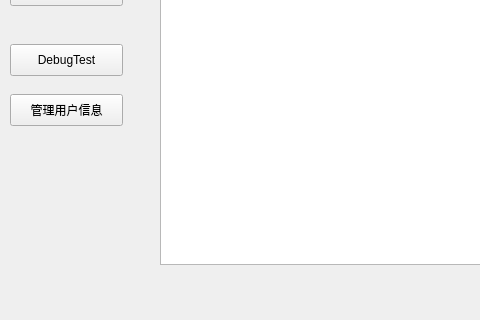
Above: mainwindow.ui from fl2011sx/app_data_analyzation_db_manage_section before the change; both pictures show x 0 to 480 and y 173 to 493 of the 756 by 493 pixel window. Below: the same form after it.
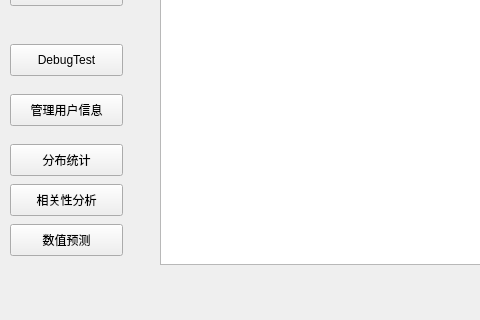
That is the form after the change.

The edit to the form file:
```diff
--- a/mainwindow.ui
+++ b/mainwindow.ui
@@ -72,6 +72,45 @@
      <string>管理用户信息</string>
     </property>
    </widget>
+   <widget class="QPushButton" name="statisticsBtn">
+    <property name="geometry">
+     <rect>
+      <x>10</x>
+      <y>300</y>
+      <width>113</width>
+      <height>32</height>
+     </rect>
+    </property>
+    <property name="text">
+     <string>分布统计</string>
+    </property>
+   </widget>
+   <widget class="QPushButton" name="dependencyBtn">
+    <property name="geometry">
+     <rect>
+      <x>10</x>
+      <y>340</y>
+      <width>113</width>
+      <height>32</height>
+     </rect>
+    </property>
+    <property name="text">
+     <string>相关性分析</string>
+    </property>
+   </widget>
+   <widget class="QPushButton" name="forecastBtn">
+    <property name="geometry">
+     <rect>
+      <x>10</x>
+      <y>380</y>
+      <width>113</width>
+      <height>32</height>
+     </rect>
+    </property>
+    <property name="text">
+     <string>数值预测</string>
+    </property>
+   </widget>
   </widget>
   <widget class="QMenuBar" name="menuBar">
    <property name="geometry">
```
